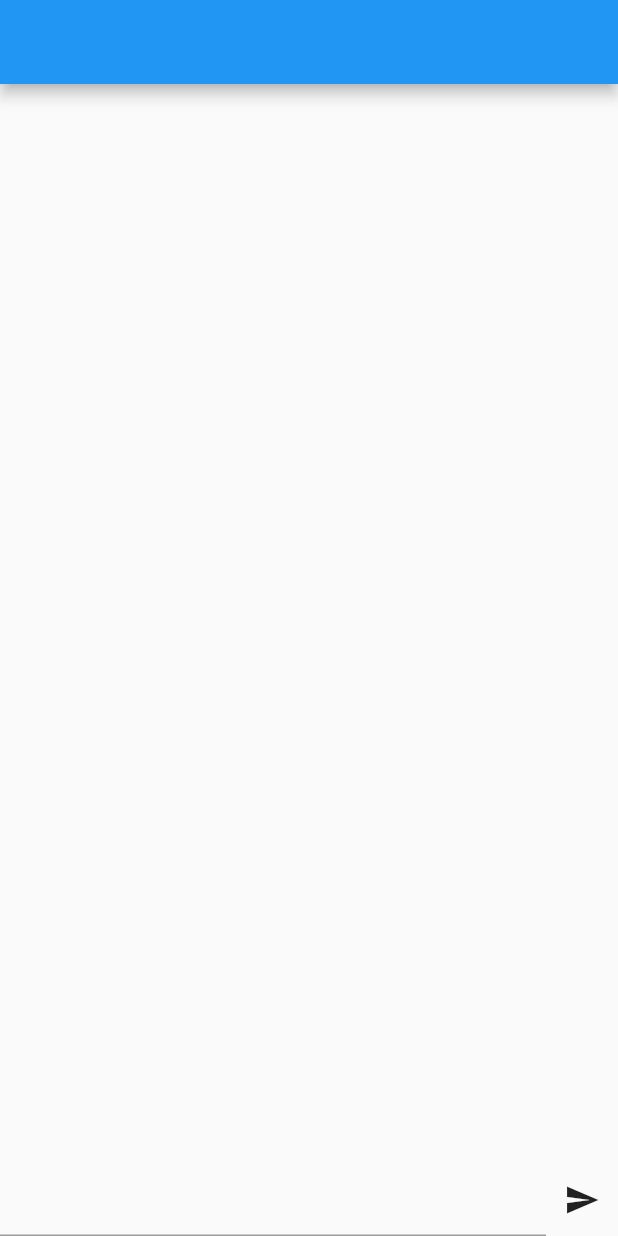
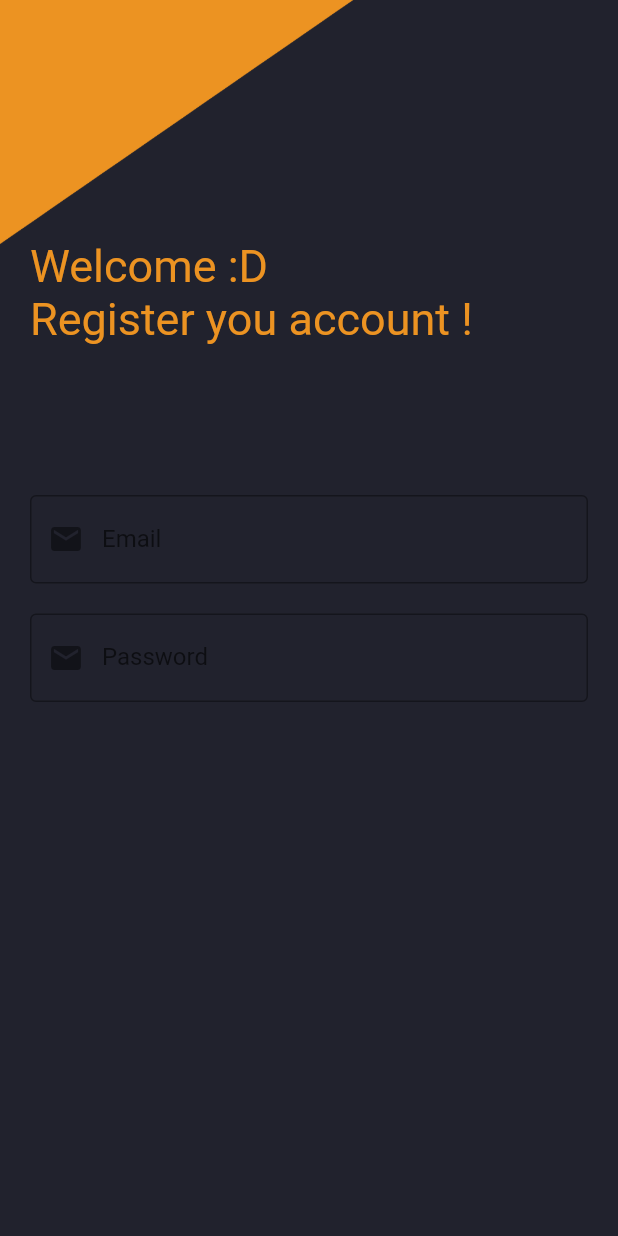
Before and after one commit to luisf4/chat-app-flutter, a Flutter app: the screen it shows after launch, on a phone screen of 412 x 824 dp. Run offline on Flutter 3.47's test engine with Material 2 defaults, Android fonts, the phone set to English and light mode, and no system bars; our stand-ins replace firebase_core; accounts and stored records are empty.

Commit message:
making login page

```diff
--- a/lib/main.dart
+++ b/lib/main.dart
@@ -3,65 +3,115 @@
 
 import 'package:firebase_core/firebase_core.dart';
 import 'package:flutter/material.dart';
-import 'package:cloud_firestore/cloud_firestore.dart';
 
 Future<void> main() async {
   WidgetsFlutterBinding.ensureInitialized();
   await Firebase.initializeApp();
+
   runApp(MyApp());
 }
 
-class MyApp extends StatelessWidget {
-  FirebaseFirestore firestore = FirebaseFirestore.instance;
+class MyApp extends StatefulWidget {
+  @override
+  State<MyApp> createState() => _MyAppState();
+}
 
-  MyApp({super.key});
+class _MyAppState extends State<MyApp> {
+  final emailController = TextEditingController();
+  final passwordController = TextEditingController();
+  bool passwordVisible = false;
+
+  @override
+  void initState() {
+    super.initState();
+
+    emailController.addListener(() => setState(() {}));
+  }
 
   @override
   Widget build(BuildContext context) {
     return MaterialApp(
-      home: Scaffold(
-        appBar: AppBar(),
+      home: SafeArea(
+        child: Container(
+          decoration: BoxDecoration(
+            image: DecorationImage(
+              image: AssetImage("images/background.png"),
+              fit: BoxFit.cover,
+            ),
+          ),
+          child: Scaffold(
+            backgroundColor: Colors.transparent,
             body: Container(
+              padding: const EdgeInsets.only(left: 20, right: 20),
+              child: Form(
                 child: Column(
+                  crossAxisAlignment: CrossAxisAlignment.start,
                   children: [
-              Flexible(
-                child: StreamBuilder<QuerySnapshot>(
-                    stream: firestore.collection('mensagens').snapshots(),
-                    builder: (context, snapshot) {
-                      if (!snapshot.hasData) return CircularProgressIndicator();
-
-                      if (snapshot.hasError)
-                        return Text(snapshot.error.toString());
-
-                      var documents = snapshot.data!.docs;
-
-                      return ListView.builder(
-                        itemCount: documents.length,
-                        itemBuilder: (_, index) {
-                          var document = documents[index] as DocumentSnapshot;
-
-                          return ListTile(
-                            leading: CircleAvatar(),
-                            title: Text(document['mensagem']),
-                            subtitle: Text(document['usuario']),
-                            // trailing: Text(document['data']),
-                          );
-                        },
-                      );
-                    }),
+                    SizedBox(
+                      height: 160,
                     ),
-              Row(
-                children: [
-                  Expanded(
-                    child: TextField(),
+                    Text(
+                      "Welcome :D",
+                      style: TextStyle(
+                        fontSize: 30,
+                        color: Color.fromRGBO(236, 147, 34, 1),
                       ),
-                  IconButton(
-                    onPressed: () {},
-                    icon: Icon(Icons.send),
                     ),
-                ],
+                    Text(
+                      "Register you account !",
+                      style: TextStyle(
+                        fontSize: 30,
+                        color: Color.fromRGBO(236, 147, 34, 1),
+                      ),
+                    ),
+                    SizedBox(
+                      height: 100,
+                    ),
+                    TextField(
+                      controller: emailController,
+                      decoration: InputDecoration(
+                        hintText: 'example@example.com',
+                        labelText: 'Email',
+                        prefixIcon: Icon(Icons.mail),
+                        suffixIcon: emailController.text.isEmpty
+                            ? Container(
+                                width: 0,
+                              )
+                            : IconButton(
+                                icon: Icon(Icons.close),
+                                onPressed: () => emailController.clear(),
+                              ),
+                        border: OutlineInputBorder(),
+                      ),
+                      keyboardType: TextInputType.emailAddress,
+                      textInputAction: TextInputAction.done,
+                    ),
+                    SizedBox(
+                      height: 20,
+                    ),
+                    TextField(
+                      controller: passwordController,
+                      decoration: InputDecoration(
+                        hintText: 'password',
+                        labelText: 'Password',
+                        prefixIcon: Icon(Icons.mail),
+                        suffixIcon: emailController.text.isEmpty
+                            ? Container(
+                                width: 0,
+                              )
+                            : IconButton(
+                                icon: Icon(Icons.close),
+                                onPressed: () => emailController.clear(),
+                              ),
+                        border: OutlineInputBorder(),
+                      ),
+                      keyboardType: TextInputType.emailAddress,
+                      textInputAction: TextInputAction.done,
                     )
                   ],
+                ),
+              ),
+            ),
           ),
         ),
       ),
--- a/pubspec.yaml
+++ b/pubspec.yaml
@@ -60,9 +60,8 @@ flutter:
   uses-material-design: true
 
   # To add assets to your application, add an assets section, like this:
-  # assets:
-  #   - images/a_dot_burr.jpeg
-  #   - images/a_dot_ham.jpeg
+  assets:
+    - images/background.png
 
   # An image asset can refer to one or more resolution-specific "variants", see
   # https://flutter.dev/assets-and-images/#resolution-aware
```
Also changed, not shown: images/background.png (added). Lines whose indentation alone changed are shown as unchanged.
